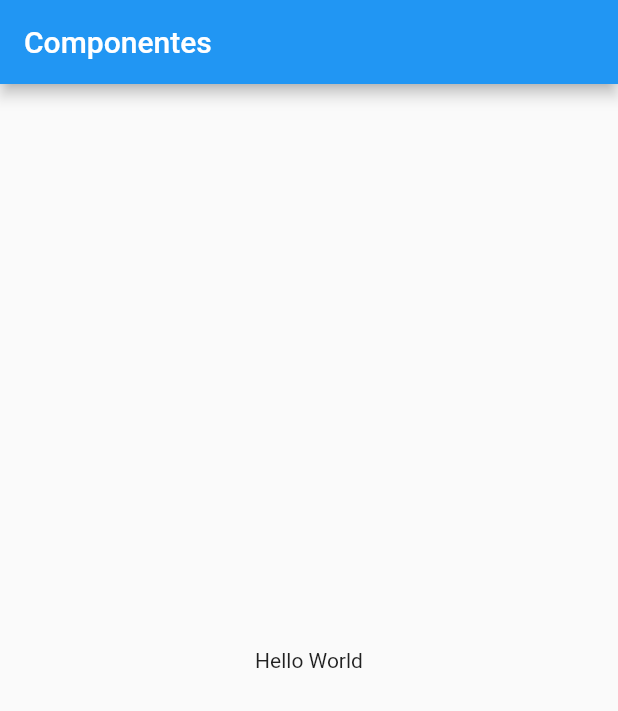
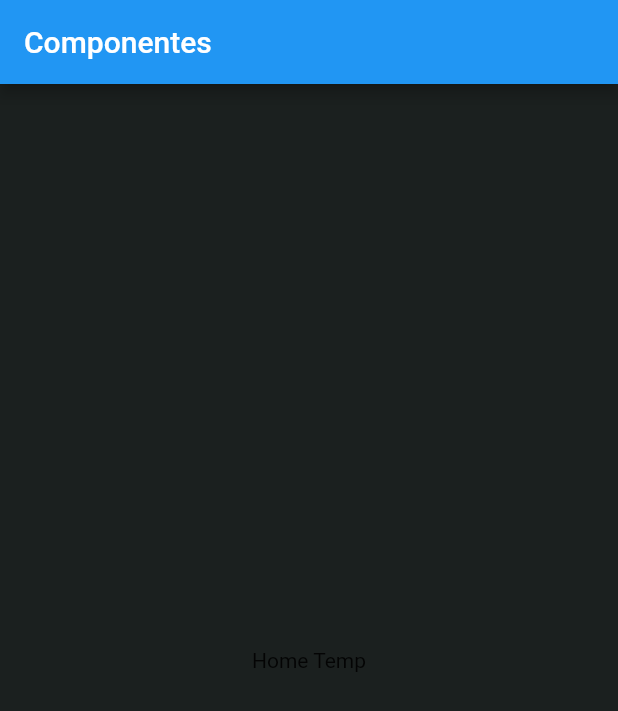
Before and after one commit to HustavoJhon/components, a Flutter app: the screen it shows after launch, on a phone screen of 412 x 824 dp. Shown: the top 711 px of the screen. Run offline on Flutter 3.47's test engine with Material 2 defaults, Android fonts, the phone set to English and light mode, and no system bars.

Commit message:
inicio de proyecto

```diff
--- a/lib/main.dart
+++ b/lib/main.dart
@@ -1,3 +1,4 @@
+import 'package:components/src/pages/home_temp.dart';
 import 'package:flutter/material.dart';
 
 void main() => runApp(const MyApp());
@@ -11,12 +12,12 @@ class MyApp extends StatelessWidget {
       title: 'Material App',
       debugShowCheckedModeBanner: false,
       home: Scaffold(
+        backgroundColor:
+            Color.fromARGB(255, 27, 32, 31), // Aquí se cambia el color de fondo
         appBar: AppBar(
-          title: const Text('Componentes'),
+          title: Text('Componentes'),
         ),
-        body: const Center(
-          child: Text('Hello World'),
-        ),
+        body: HomePageTemp(),
       ),
     );
   }
--- a/lib/src/pages/home_temp.dart
+++ b/lib/src/pages/home_temp.dart
@@ -0,0 +1,12 @@
+import 'package:flutter/material.dart';
+
+class HomePageTemp extends StatelessWidget {
+  const HomePageTemp({super.key});
+
+  @override
+  Widget build(BuildContext context) {
+    return Center(
+      child: Text("Home Temp"),
+    );
+  }
+}
```
